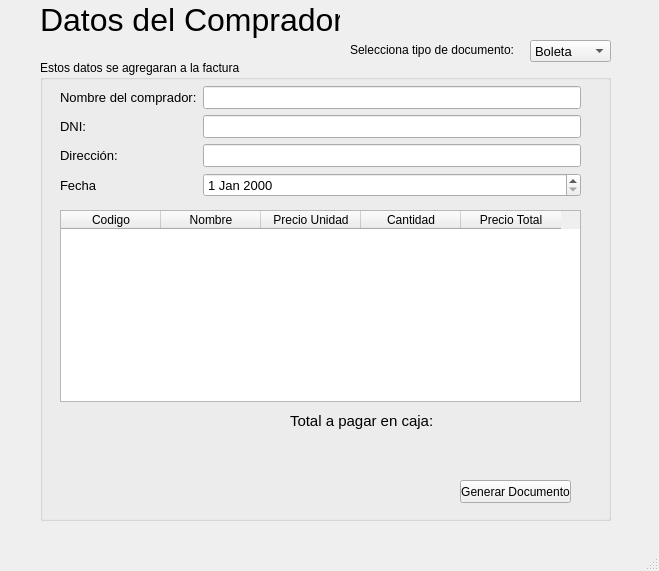
First picture: the form in ui/documento.ui, repository nashvent/libreria, before the edit.
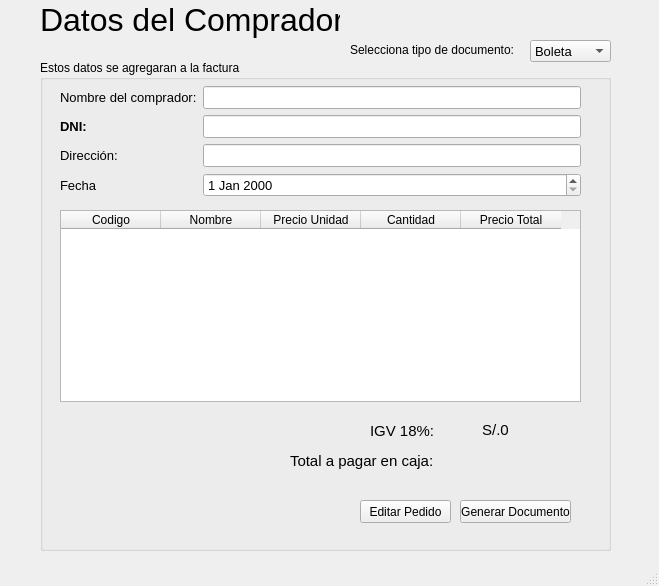
Second picture: the form after the edit.

Commit message: generador del documento

The edit to the form file:
```diff
--- a/ui/documento.ui
+++ b/ui/documento.ui
@@ -7,7 +7,7 @@
     <x>0</x>
     <y>0</y>
     <width>659</width>
-    <height>571</height>
+    <height>586</height>
    </rect>
   </property>
   <property name="minimumSize">
@@ -57,7 +57,7 @@
       <x>40</x>
       <y>60</y>
       <width>571</width>
-      <height>461</height>
+      <height>491</height>
      </rect>
     </property>
     <property name="title">
@@ -108,6 +108,8 @@
         <property name="font">
          <font>
           <pointsize>10</pointsize>
+          <weight>75</weight>
+          <bold>true</bold>
          </font>
         </property>
         <property name="text">
@@ -210,7 +212,7 @@
      <property name="geometry">
       <rect>
        <x>420</x>
-       <y>420</y>
+       <y>440</y>
        <width>111</width>
        <height>23</height>
       </rect>
@@ -223,7 +225,7 @@
      <property name="geometry">
       <rect>
        <x>250</x>
-       <y>350</y>
+       <y>390</y>
        <width>151</width>
        <height>21</height>
       </rect>
@@ -240,8 +242,8 @@
     <widget class="QLabel" name="totalCobro">
      <property name="geometry">
       <rect>
-       <x>420</x>
-       <y>350</y>
+       <x>410</x>
+       <y>390</y>
        <width>101</width>
        <height>21</height>
       </rect>
@@ -255,6 +257,64 @@
      </property>
      <property name="text">
       <string/>
+     </property>
+     <property name="alignment">
+      <set>Qt::AlignCenter</set>
+     </property>
+    </widget>
+    <widget class="QPushButton" name="editarPedido">
+     <property name="geometry">
+      <rect>
+       <x>320</x>
+       <y>440</y>
+       <width>91</width>
+       <height>23</height>
+      </rect>
+     </property>
+     <property name="text">
+      <string>Editar Pedido</string>
+     </property>
+    </widget>
+    <widget class="QLabel" name="label_4">
+     <property name="geometry">
+      <rect>
+       <x>330</x>
+       <y>360</y>
+       <width>71</width>
+       <height>21</height>
+      </rect>
+     </property>
+     <property name="font">
+      <font>
+       <pointsize>11</pointsize>
+      </font>
+     </property>
+     <property name="text">
+      <string>IGV 18%:</string>
+     </property>
+    </widget>
+    <widget class="QLabel" name="igvLabel">
+     <property name="geometry">
+      <rect>
+       <x>420</x>
+       <y>360</y>
+       <width>71</width>
+       <height>20</height>
+      </rect>
+     </property>
+     <property name="font">
+      <font>
+       <pointsize>11</pointsize>
+      </font>
+     </property>
+     <property name="layoutDirection">
+      <enum>Qt::LeftToRight</enum>
+     </property>
+     <property name="text">
+      <string>S/.0</string>
+     </property>
+     <property name="alignment">
+      <set>Qt::AlignCenter</set>
      </property>
     </widget>
    </widget>
```
The commit also changes 17 other files.
